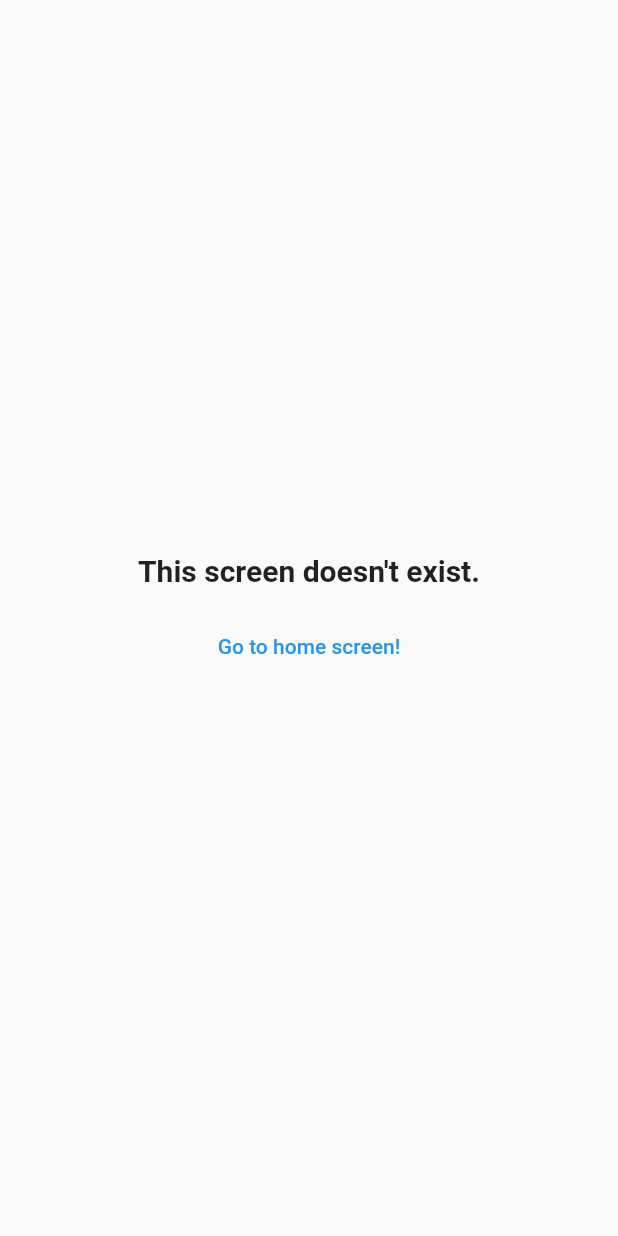
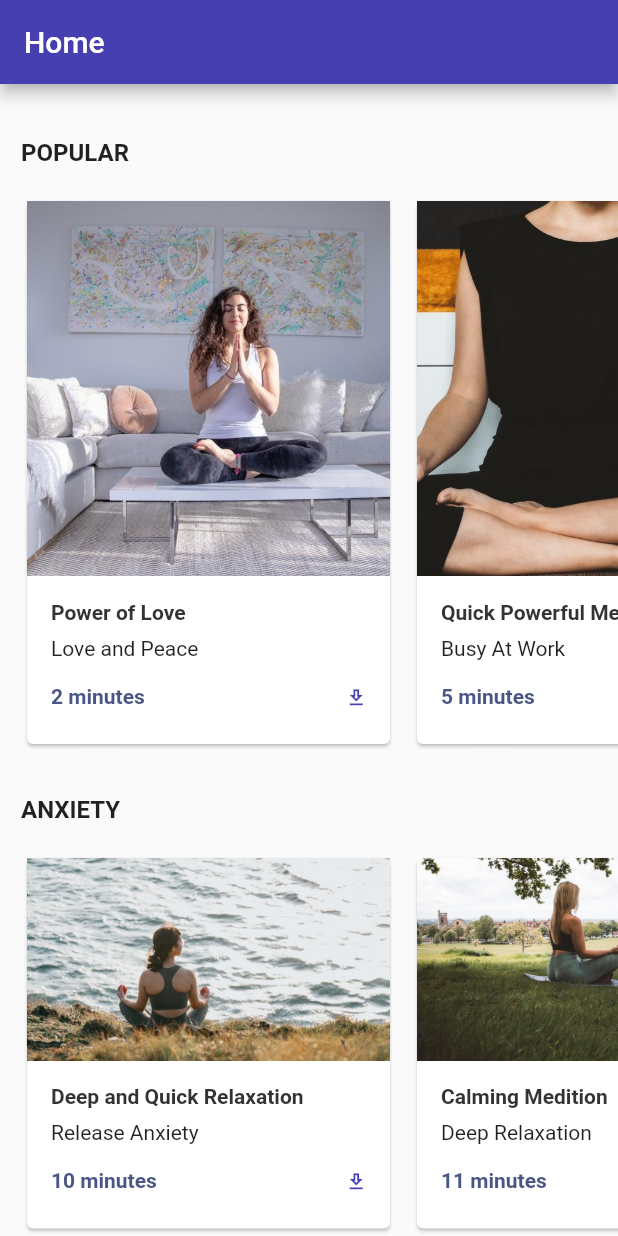
Before and after one commit to gabiheimer/heylinda-flutter-clone, a Flutter app: the screen it shows after launch, on a phone screen of 412 x 824 dp. Run offline on Flutter 3.47's test engine with Material 2 defaults, Android fonts, the phone set to English and light mode, and no system bars.

Commit message:
add home screen

```diff
--- a/app/lib/data/meditations.dart
+++ b/app/lib/data/meditations.dart
@@ -40,7 +40,7 @@ class MeditationRepository {
       subtitle: 'Busy At Work',
       time: 5,
       uri: 'https://goofy-ritchie-dd0c3d.netlify.app/meditations/1.mp3',
-      image: 'images/meditate1.jpg',
+      image: 'assets/images/meditate1.jpg',
     ),
     Meditation(
       id: 'ff171f80-5960-41e7-965c-1f9bcf31e02e',
@@ -50,7 +50,7 @@ class MeditationRepository {
       subtitle: 'Just Breath',
       time: 5,
       uri: 'https://goofy-ritchie-dd0c3d.netlify.app/meditations/2.mp3',
-      image: 'images/meditate2.jpg',
+      image: 'assets/images/meditate2.jpg',
     ),
     Meditation(
       id: 'ff171f80-5960-41e7-965c-1f9bcf31e02f',
@@ -60,7 +60,7 @@ class MeditationRepository {
       track: 3,
       time: 5,
       uri: 'https://goofy-ritchie-dd0c3d.netlify.app/meditations/3.mp3',
-      image: 'images/meditate5.jpg',
+      image: 'assets/images/meditate5.jpg',
     ),
   ];
 
@@ -73,7 +73,7 @@ class MeditationRepository {
       subtitle: 'Release Anxiety',
       time: 10,
       uri: 'https://goofy-ritchie-dd0c3d.netlify.app/meditations/4.mp3',
-      image: 'images/meditate3.jpg',
+      image: 'assets/images/meditate3.jpg',
     ),
     Meditation(
       id: 'ff171f80-5960-41e7-965c-1f9bcf31e031',
@@ -83,7 +83,7 @@ class MeditationRepository {
       track: 7,
       time: 11,
       uri: 'https://goofy-ritchie-dd0c3d.netlify.app/meditations/7.mp3',
-      image: 'images/meditate4.jpg',
+      image: 'assets/images/meditate4.jpg',
     ),
     Meditation(
       id: 'ff171f80-5960-41e7-965c-1f9bcf31e032',
@@ -93,7 +93,7 @@ class MeditationRepository {
       track: 8,
       time: 11,
       uri: 'https://goofy-ritchie-dd0c3d.netlify.app/meditations/8.mp3',
-      image: 'images/rocks.jpg',
+      image: 'assets/images/rocks.jpg',
     ),
   ];
 
@@ -106,7 +106,7 @@ class MeditationRepository {
       track: 5,
       time: 8,
       uri: 'https://goofy-ritchie-dd0c3d.netlify.app/meditations/5.mp3',
-      image: 'images/tea.jpg',
+      image: 'assets/images/tea.jpg',
     ),
     Meditation(
       id: 'ff171f80-5960-41e7-965c-1f9bcf31e034',
@@ -116,7 +116,7 @@ class MeditationRepository {
       track: 6,
       time: 28,
       uri: 'https://goofy-ritchie-dd0c3d.netlify.app/meditations/6.mp3',
-      image: 'images/sleep.jpg',
+      image: 'assets/images/sleep.jpg',
     ),
     Meditation(
       id: 'ff171f80-5960-41e7-965c-1f9bcf31e035',
@@ -126,7 +126,7 @@ class MeditationRepository {
       subtitle: 'Drift Off To Sleep',
       time: 15,
       uri: 'https://goofy-ritchie-dd0c3d.netlify.app/meditations/12.mp3',
-      image: 'images/sleep2.jpg',
+      image: 'assets/images/sleep2.jpg',
     ),
   ];
 }
--- a/app/lib/main.dart
+++ b/app/lib/main.dart
@@ -1,3 +1,4 @@
+import 'package:app/screens/Home/Home.dart';
 import 'package:app/screens/NotFoundScreen.dart';
 import 'package:app/styles/Colors.dart';
 import 'package:flutter/material.dart';
@@ -20,7 +21,7 @@ class MyApp extends StatelessWidget {
           bodyText1: TextStyle(color: PredefinedColors.text),
         ),
       ),
-      home: const NotFoundScreen(),
+      home: const Home(),
     );
   }
 }
--- /dev/null
+++ b/app/lib/screens/Home/Home.dart
@@ -0,0 +1,95 @@
+import 'package:app/data/meditations.dart';
+import 'package:app/widgets/MeditationCard.dart';
+import 'package:flutter/material.dart';
+
+class Home extends StatelessWidget {
+  const Home({super.key});
+
+  @override
+  Widget build(BuildContext context) {
+    // TODO: add favourites funcionality
+    const List<Meditation> favourites = [];
+    final primaryColor = Theme.of(context).primaryColor;
+
+    return Scaffold(
+      appBar: AppBar(
+        backgroundColor: primaryColor,
+        title: const Text('Home'),
+      ),
+      body: SingleChildScrollView(
+        padding: const EdgeInsets.only(top: 36, bottom: 36, left: 14),
+        child: Column(
+          crossAxisAlignment: CrossAxisAlignment.start,
+          children: [
+            _Section(
+              title: 'POPULAR',
+              meditations: MeditationRepository.popular,
+              isPopular: true,
+            ),
+            _Section(
+              title: 'ANXIETY',
+              meditations: MeditationRepository.anxiety,
+            ),
+            _Section(
+              title: 'SLEEP',
+              meditations: MeditationRepository.sleep,
+            ),
+            if (favourites.isNotEmpty)
+              const _Section(
+                title: 'FAVOURITE',
+                meditations: favourites,
+              ),
+          ],
+        ),
+      ),
+    );
+  }
+}
+
+class _Section extends StatelessWidget {
+  final String title;
+  final List<Meditation> meditations;
+  final bool isPopular;
+
+  const _Section({
+    Key? key,
+    required this.title,
+    required this.meditations,
+    this.isPopular = false,
+  }) : super(key: key);
+
+  @override
+  Widget build(BuildContext context) {
+    return Column(
+      crossAxisAlignment: CrossAxisAlignment.start,
+      children: [
+        Padding(
+          padding: const EdgeInsets.only(bottom: 19),
+          child: Text(
+            title,
+            style: const TextStyle(
+              fontWeight: FontWeight.bold,
+              fontSize: 16,
+            ),
+          ),
+        ),
+        Padding(
+          padding: const EdgeInsets.only(bottom: 30),
+          child: SizedBox(
+            height: isPopular ? 370 : 255,
+            child: ListView.builder(
+              scrollDirection: Axis.horizontal,
+              itemCount: meditations.length,
+              itemBuilder: (context, index) {
+                return MeditationCard(
+                  item: meditations[index],
+                  isPopular: isPopular,
+                );
+              },
+            ),
+          ),
+        ),
+      ],
+    );
+  }
+}
--- a/app/lib/styles/Colors.dart
+++ b/app/lib/styles/Colors.dart
@@ -3,4 +3,5 @@ import 'package:flutter/material.dart';
 class PredefinedColors {
   static const text = Color(0xFF333333);
   static const primary = Color(0xFF463FB0);
+  static const purple900 = Color(0xFF4A5784);
 }
--- a/app/lib/widgets/MeditationCard.dart
+++ b/app/lib/widgets/MeditationCard.dart
@@ -1,4 +1,5 @@
 import 'package:app/data/meditations.dart';
+import 'package:app/styles/Colors.dart';
 import 'package:app/widgets/DownloadButton.dart';
 import 'package:flutter/material.dart';
 
@@ -11,7 +12,6 @@ class MeditationCard extends StatelessWidget {
   @override
   Widget build(BuildContext context) {
     final textColor = Theme.of(context).textTheme.bodyText1?.color;
-    final primaryColor = Theme.of(context).primaryColor;
     final double imageHeight = isPopular ? 250 : 135;
     const double cardWidth = 250;
 
@@ -60,9 +60,9 @@ class MeditationCard extends StatelessWidget {
                       children: [
                         Text(
                           "${item.time} minutes",
-                          style: TextStyle(
-                            fontWeight: FontWeight.normal,
-                            color: primaryColor,
+                          style: const TextStyle(
+                            fontWeight: FontWeight.w600,
+                            color: PredefinedColors.purple900,
                           ),
                         ),
                         const DownloadButton(),
```
